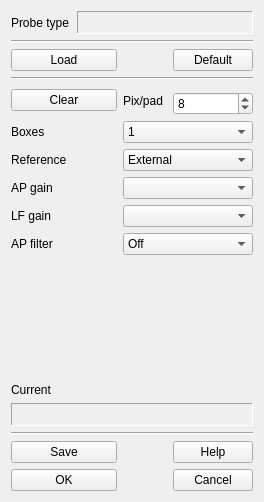
This is Forms/ShankEditTab.ui in billkarsh/SpikeGLX as Qt 5 draws it before an edit. The edited form follows.
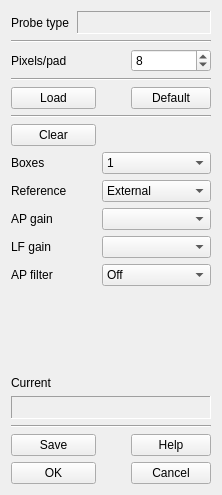
This is the edited form.

Commit message: Narrow ShankViewer

Patch:
```diff
--- a/Forms/ShankEditTab.ui
+++ b/Forms/ShankEditTab.ui
@@ -6,8 +6,8 @@
    <rect>
     <x>0</x>
     <y>0</y>
-    <width>264</width>
-    <height>502</height>
+    <width>222</width>
+    <height>495</height>
    </rect>
   </property>
   <property name="windowTitle">
@@ -33,7 +33,58 @@
      </property>
     </widget>
    </item>
-   <item row="2" column="0" rowspan="2" colspan="2">
+   <item row="2" column="0">
+    <widget class="QLabel" name="label_6">
+     <property name="text">
+      <string>Pixels/pad</string>
+     </property>
+    </widget>
+   </item>
+   <item row="2" column="3">
+    <widget class="QSpinBox" name="ypixSB">
+     <property name="sizePolicy">
+      <sizepolicy hsizetype="Expanding" vsizetype="Fixed">
+       <horstretch>0</horstretch>
+       <verstretch>0</verstretch>
+      </sizepolicy>
+     </property>
+     <property name="toolTip">
+      <string>Drawing scale</string>
+     </property>
+     <property name="minimum">
+      <number>2</number>
+     </property>
+     <property name="maximum">
+      <number>200</number>
+     </property>
+     <property name="singleStep">
+      <number>2</number>
+     </property>
+     <property name="value">
+      <number>8</number>
+     </property>
+    </widget>
+   </item>
+   <item row="3" column="0" colspan="4">
+    <widget class="Line" name="line_4">
+     <property name="sizePolicy">
+      <sizepolicy hsizetype="MinimumExpanding" vsizetype="Fixed">
+       <horstretch>0</horstretch>
+       <verstretch>0</verstretch>
+      </sizepolicy>
+     </property>
+     <property name="minimumSize">
+      <size>
+       <width>20</width>
+       <height>0</height>
+      </size>
+     </property>
+     <property name="orientation">
+      <enum>Qt::Horizontal</enum>
+     </property>
+    </widget>
+   </item>
+   <item row="4" column="0" colspan="2">
     <widget class="QPushButton" name="loadBut">
      <property name="sizePolicy">
       <sizepolicy hsizetype="Preferred" vsizetype="Fixed">
@@ -49,7 +100,7 @@
      </property>
     </widget>
    </item>
-   <item row="2" column="3" rowspan="2">
+   <item row="4" column="3">
     <widget class="QPushButton" name="defBut">
      <property name="sizePolicy">
       <sizepolicy hsizetype="Preferred" vsizetype="Fixed">
@@ -65,20 +116,7 @@
      </property>
     </widget>
    </item>
-   <item row="3" column="2">
-    <spacer name="horizontalSpacer">
-     <property name="orientation">
-      <enum>Qt::Horizontal</enum>
-     </property>
-     <property name="sizeHint" stdset="0">
-      <size>
-       <width>40</width>
-       <height>20</height>
-      </size>
-     </property>
-    </spacer>
-   </item>
-   <item row="4" column="0" colspan="4">
+   <item row="5" column="0" colspan="4">
     <widget class="Line" name="line">
      <property name="sizePolicy">
       <sizepolicy hsizetype="MinimumExpanding" vsizetype="Fixed">
@@ -97,7 +135,7 @@
      </property>
     </widget>
    </item>
-   <item row="5" column="0" rowspan="2" colspan="2">
+   <item row="6" column="0" colspan="2">
     <widget class="QPushButton" name="clearBut">
      <property name="sizePolicy">
       <sizepolicy hsizetype="Preferred" vsizetype="Fixed">
@@ -113,38 +151,6 @@
      </property>
     </widget>
    </item>
-   <item row="5" column="2" rowspan="2">
-    <widget class="QLabel" name="label_6">
-     <property name="text">
-      <string>Pix/pad</string>
-     </property>
-    </widget>
-   </item>
-   <item row="6" column="3">
-    <widget class="QSpinBox" name="ypixSB">
-     <property name="sizePolicy">
-      <sizepolicy hsizetype="Expanding" vsizetype="Fixed">
-       <horstretch>0</horstretch>
-       <verstretch>0</verstretch>
-      </sizepolicy>
-     </property>
-     <property name="toolTip">
-      <string>Drawing scale</string>
-     </property>
-     <property name="minimum">
-      <number>2</number>
-     </property>
-     <property name="maximum">
-      <number>200</number>
-     </property>
-     <property name="singleStep">
-      <number>2</number>
-     </property>
-     <property name="value">
-      <number>8</number>
-     </property>
-    </widget>
-   </item>
    <item row="7" column="0">
     <widget class="QLabel" name="label_2">
      <property name="text">
@@ -215,6 +221,26 @@
      </property>
     </widget>
    </item>
+   <item row="11" column="2" colspan="2">
+    <widget class="QComboBox" name="hpCB">
+     <property name="sizePolicy">
+      <sizepolicy hsizetype="Expanding" vsizetype="Fixed">
+       <horstretch>0</horstretch>
+       <verstretch>0</verstretch>
+      </sizepolicy>
+     </property>
+     <item>
+      <property name="text">
+       <string>Off</string>
+      </property>
+     </item>
+     <item>
+      <property name="text">
+       <string>On</string>
+      </property>
+     </item>
+    </widget>
+   </item>
    <item row="12" column="1">
     <spacer name="verticalSpacer">
      <property name="orientation">
@@ -260,7 +286,7 @@
      </property>
     </widget>
    </item>
-   <item row="16" column="0" rowspan="2" colspan="2">
+   <item row="16" column="0" colspan="2">
     <widget class="QPushButton" name="saveBut">
      <property name="sizePolicy">
       <sizepolicy hsizetype="Preferred" vsizetype="Fixed">
@@ -276,7 +302,7 @@
      </property>
     </widget>
    </item>
-   <item row="16" column="3" rowspan="2">
+   <item row="16" column="3">
     <widget class="QPushButton" name="helpBut">
      <property name="sizePolicy">
       <sizepolicy hsizetype="Preferred" vsizetype="Fixed">
@@ -289,20 +315,7 @@
      </property>
     </widget>
    </item>
-   <item row="17" column="2">
-    <spacer name="horizontalSpacer_2">
-     <property name="orientation">
-      <enum>Qt::Horizontal</enum>
-     </property>
-     <property name="sizeHint" stdset="0">
-      <size>
-       <width>40</width>
-       <height>20</height>
-      </size>
-     </property>
-    </spacer>
-   </item>
-   <item row="18" column="0" colspan="2">
+   <item row="17" column="0" colspan="2">
     <widget class="QPushButton" name="okBut">
      <property name="sizePolicy">
       <sizepolicy hsizetype="Preferred" vsizetype="Fixed">
@@ -318,20 +331,7 @@
      </property>
     </widget>
    </item>
-   <item row="18" column="2">
-    <spacer name="horizontalSpacer_3">
-     <property name="orientation">
-      <enum>Qt::Horizontal</enum>
-     </property>
-     <property name="sizeHint" stdset="0">
-      <size>
-       <width>40</width>
-       <height>20</height>
-      </size>
-     </property>
-    </spacer>
-   </item>
-   <item row="18" column="3">
+   <item row="17" column="3">
     <widget class="QPushButton" name="cancelBut">
      <property name="sizePolicy">
       <sizepolicy hsizetype="Preferred" vsizetype="Fixed">
@@ -347,41 +347,6 @@
      </property>
     </widget>
    </item>
-   <item row="7" column="2" colspan="2">
-    <widget class="QComboBox" name="bxCB">
-     <property name="sizePolicy">
-      <sizepolicy hsizetype="Expanding" vsizetype="Fixed">
-       <horstretch>0</horstretch>
-       <verstretch>0</verstretch>
-      </sizepolicy>
-     </property>
-     <item>
-      <property name="text">
-       <string>1</string>
-      </property>
-     </item>
-    </widget>
-   </item>
-   <item row="11" column="2" colspan="2">
-    <widget class="QComboBox" name="hpCB">
-     <property name="sizePolicy">
-      <sizepolicy hsizetype="Expanding" vsizetype="Fixed">
-       <horstretch>0</horstretch>
-       <verstretch>0</verstretch>
-      </sizepolicy>
-     </property>
-     <item>
-      <property name="text">
-       <string>Off</string>
-      </property>
-     </item>
-     <item>
-      <property name="text">
-       <string>On</string>
-      </property>
-     </item>
-    </widget>
-   </item>
    <item row="14" column="0" colspan="4">
     <widget class="QLabel" name="curLbl">
      <property name="enabled">
@@ -450,6 +415,21 @@
      </property>
     </widget>
    </item>
+   <item row="7" column="2" colspan="2">
+    <widget class="QComboBox" name="bxCB">
+     <property name="sizePolicy">
+      <sizepolicy hsizetype="Expanding" vsizetype="Fixed">
+       <horstretch>0</horstretch>
+       <verstretch>0</verstretch>
+      </sizepolicy>
+     </property>
+     <item>
+      <property name="text">
+       <string>1</string>
+      </property>
+     </item>
+    </widget>
+   </item>
    <item row="0" column="0" colspan="4">
     <layout class="QHBoxLayout" name="horizontalLayout">
      <property name="spacing">
```
Left out of the diff: 2 changed lines with no effect on the pictures. The commit also changes 4 other files.
